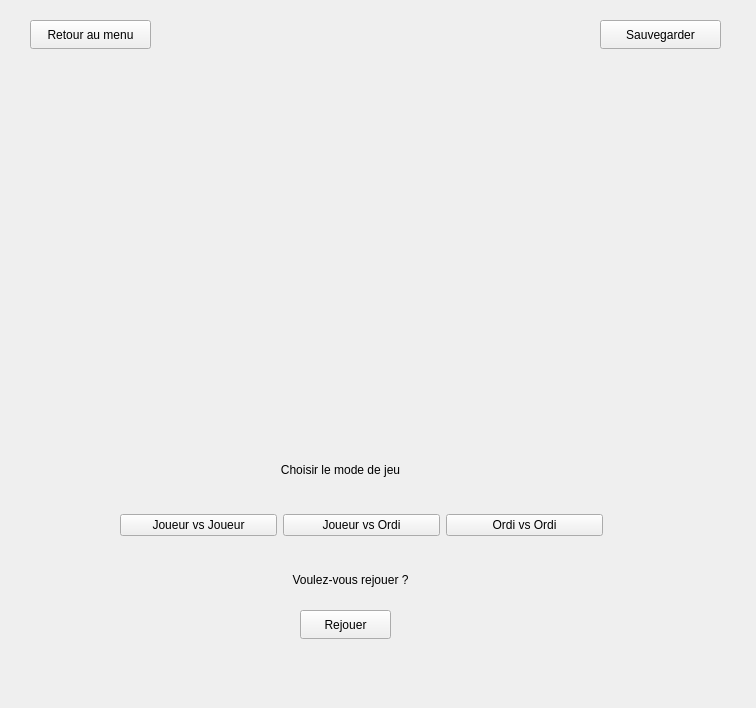
First picture: the form in TP-Refacto/jeugui.ui, repository WRKT/cpp-project, before the edit.
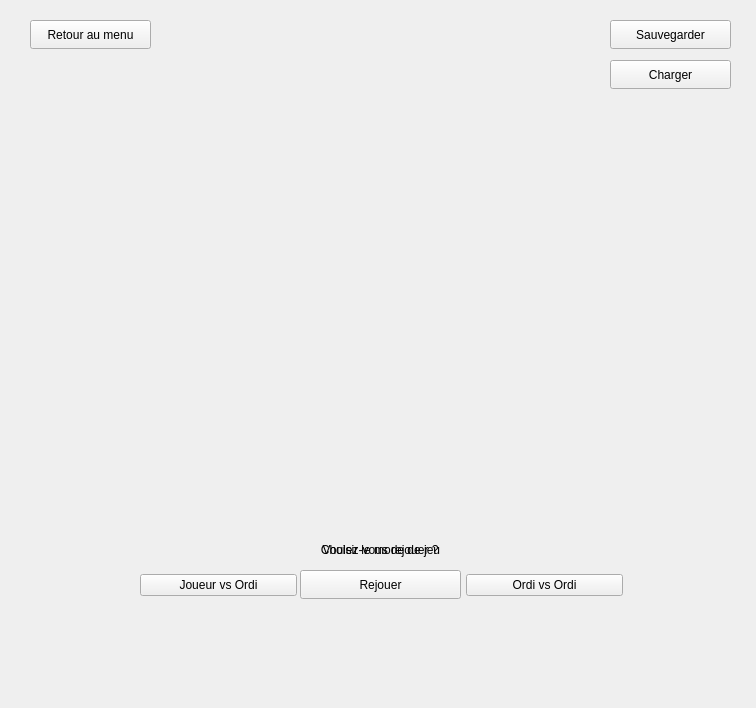
Second picture: the form after the edit.

Commit message: FEAT - Ajout bouton Chargement de Jeu

The edit to the form file:
```diff
--- a/TP-Refacto/jeugui.ui
+++ b/TP-Refacto/jeugui.ui
@@ -22,8 +22,8 @@
   <widget class="QLabel" name="choixMode">
    <property name="geometry">
     <rect>
-     <x>260</x>
-     <y>460</y>
+     <x>300</x>
+     <y>540</y>
      <width>161</width>
      <height>20</height>
     </rect>
@@ -38,26 +38,13 @@
   <widget class="QWidget" name="horizontalLayoutWidgetModeJeu">
    <property name="geometry">
     <rect>
-     <x>120</x>
-     <y>500</y>
+     <x>140</x>
+     <y>560</y>
      <width>483</width>
      <height>51</height>
     </rect>
    </property>
    <layout class="QHBoxLayout" name="buttonLayout">
-    <item>
-     <widget class="QPushButton" name="JvsJButton">
-      <property name="sizeIncrement">
-       <size>
-        <width>2</width>
-        <height>2</height>
-       </size>
-      </property>
-      <property name="text">
-       <string>Joueur vs Joueur</string>
-      </property>
-     </widget>
-    </item>
     <item>
      <widget class="QPushButton" name="JvsOButton">
       <property name="sizeIncrement">
@@ -71,6 +58,19 @@
       </property>
      </widget>
     </item>
+    <item>
+     <widget class="QPushButton" name="JvsJButton">
+      <property name="sizeIncrement">
+       <size>
+        <width>2</width>
+        <height>2</height>
+       </size>
+      </property>
+      <property name="text">
+       <string>Joueur vs Joueur</string>
+      </property>
+     </widget>
+    </item>
     <item>
      <widget class="QPushButton" name="OvsOButton">
       <property name="sizeIncrement">
@@ -89,8 +89,8 @@
   <widget class="QLabel" name="labelRejouer">
    <property name="geometry">
     <rect>
-     <x>270</x>
-     <y>570</y>
+     <x>300</x>
+     <y>540</y>
      <width>161</width>
      <height>20</height>
     </rect>
@@ -119,8 +119,8 @@
    <property name="geometry">
     <rect>
      <x>300</x>
-     <y>610</y>
-     <width>91</width>
+     <y>570</y>
+     <width>161</width>
      <height>29</height>
     </rect>
    </property>
@@ -132,42 +132,26 @@
   <widget class="QLabel" name="labelMessage">
    <property name="geometry">
     <rect>
-     <x>190</x>
+     <x>200</x>
      <y>30</y>
-     <width>351</width>
-     <height>151</height>
+     <width>361</width>
+     <height>31</height>
     </rect>
    </property>
-   <property name="text">
-    <string/>
+   <property name="font">
+    <font>
+     <pointsize>14</pointsize>
+     <bold>true</bold>
+    </font>
    </property>
-  </widget>
-  <widget class="QLabel" name="labelErreur">
-   <property name="geometry">
-    <rect>
-     <x>230</x>
-     <y>70</y>
-     <width>271</width>
-     <height>20</height>
-    </rect>
-   </property>
-   <property name="styleSheet">
-    <string notr="true">color: rgb(255, 0, 4)</string>
-   </property>
    <property name="text">
     <string/>
    </property>
-   <property name="alignment">
-    <set>Qt::AlignHCenter|Qt::AlignTop</set>
-   </property>
-   <property name="wordWrap">
-    <bool>true</bool>
-   </property>
   </widget>
   <widget class="QPushButton" name="saveButton">
    <property name="geometry">
     <rect>
-     <x>600</x>
+     <x>610</x>
      <y>20</y>
      <width>121</width>
      <height>29</height>
@@ -177,6 +161,53 @@
     <string>Sauvegarder</string>
    </property>
   </widget>
+  <widget class="QWidget" name="gridLayoutWidget">
+   <property name="geometry">
+    <rect>
+     <x>110</x>
+     <y>100</y>
+     <width>541</width>
+     <height>431</height>
+    </rect>
+   </property>
+   <layout class="QGridLayout" name="gridLayout">
+    <property name="sizeConstraint">
+     <enum>QLayout::SetDefaultConstraint</enum>
+    </property>
+   </layout>
+  </widget>
+  <widget class="QPushButton" name="chargerButton">
+   <property name="geometry">
+    <rect>
+     <x>610</x>
+     <y>60</y>
+     <width>121</width>
+     <height>29</height>
+    </rect>
+   </property>
+   <property name="text">
+    <string>Charger</string>
+   </property>
+  </widget>
+  <widget class="QLabel" name="labelErreur">
+   <property name="geometry">
+    <rect>
+     <x>200</x>
+     <y>60</y>
+     <width>361</width>
+     <height>31</height>
+    </rect>
+   </property>
+   <property name="font">
+    <font>
+     <pointsize>14</pointsize>
+     <bold>true</bold>
+    </font>
+   </property>
+   <property name="text">
+    <string/>
+   </property>
+  </widget>
  </widget>
  <resources/>
  <connections/>
```
The commit also changes 5 other files.
